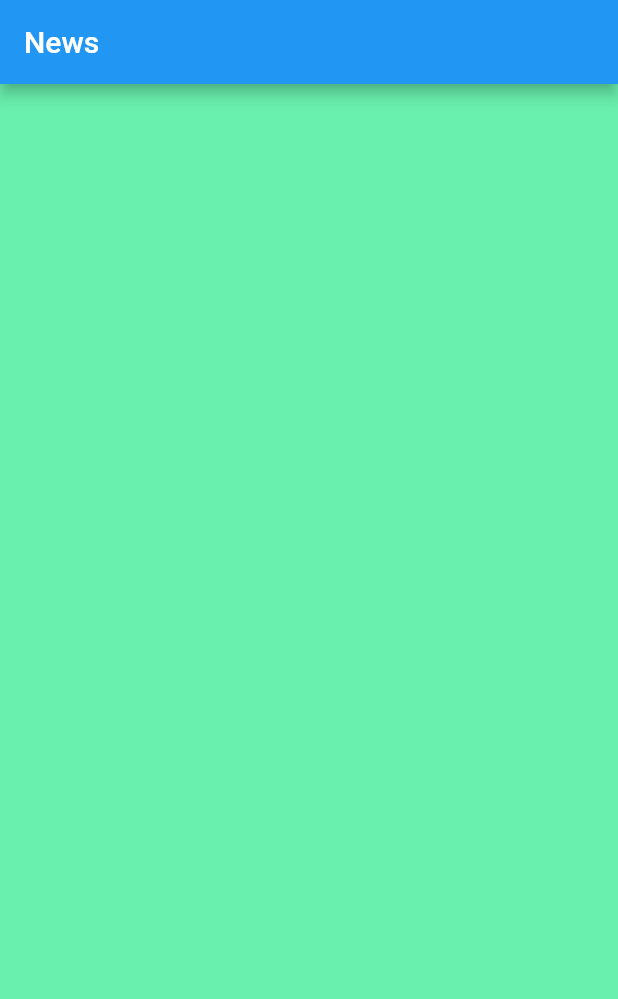
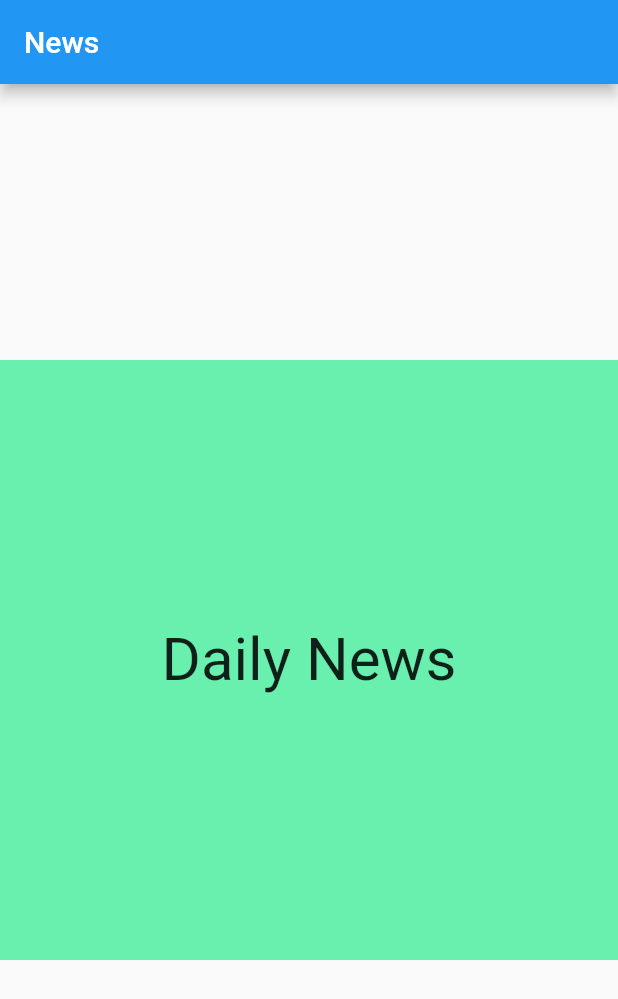
Before and after one commit to sumitasharma/OneStop, a Flutter app: the screen it shows after launch, on a phone screen of 412 x 824 dp. Shown: the top 999 px of the screen. Run offline on Flutter 3.47's test engine with Material 2 defaults, Android fonts, the phone set to English and light mode, and no system bars.

Commit message:
Try some visual changes.

```diff
--- a/lib/main.dart
+++ b/lib/main.dart
@@ -1,9 +1,25 @@
 import 'package:flutter/material.dart';
 
-Widget newsRectangle() {
-  return Container(
-    color: Colors.greenAccent
-    ,);
+class newsRectangle extends StatelessWidget {
+  @override
+  Widget build(BuildContext context) {
+    return Center(
+        child:
+        Container(
+          color: Colors.greenAccent,
+          height: 400.0,
+          width: 500.0,
+          child: Center(
+            child: Text(
+              'Daily News',
+              style: TextStyle(fontSize: 40.0),
+            ),
+          )
+          ,)
+    );
+  }
+
+
 }
 
 void main() {
```
